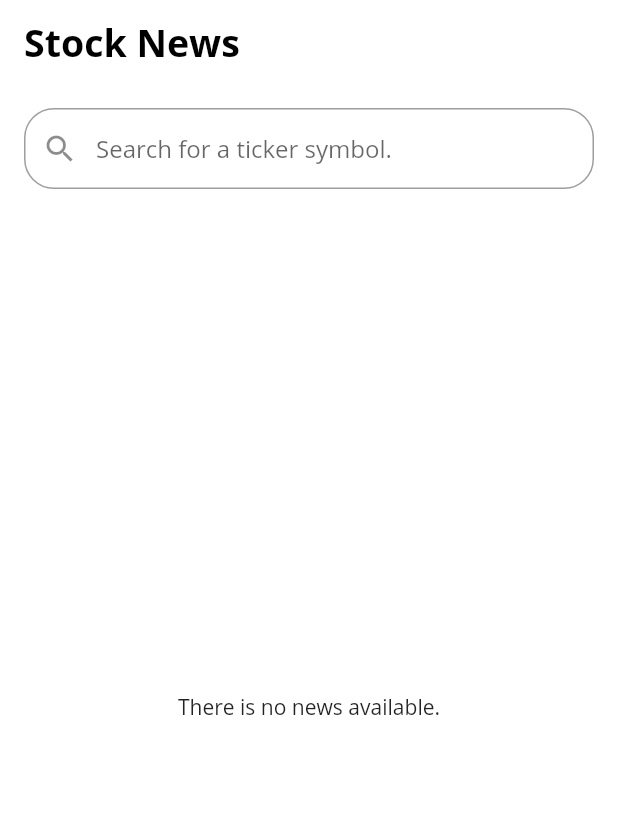
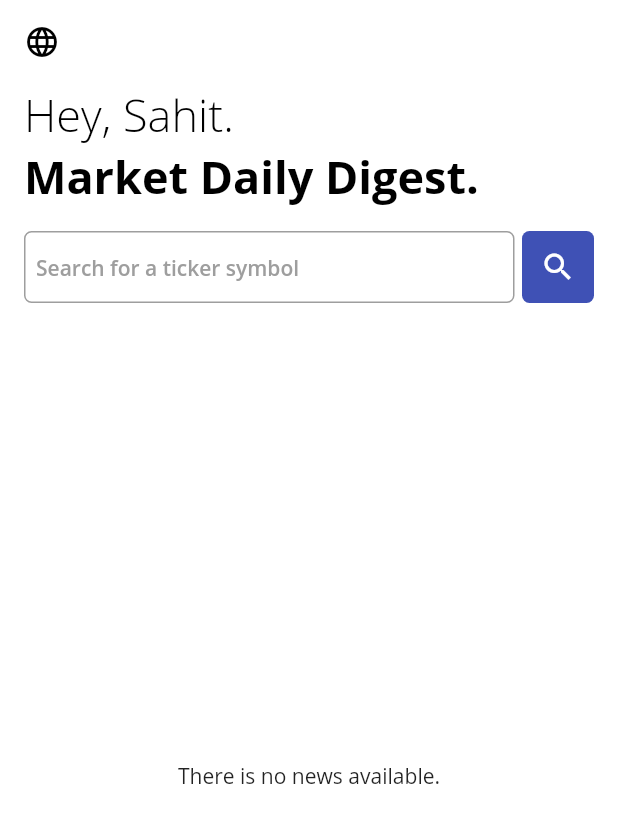
Before and after one commit to sahitpen/stock-news-app, a Flutter app: the screen it shows after launch, on a phone screen of 412 x 824 dp. Shown: the top 823 px of the screen. Run offline on Flutter 3.47's test engine with Material 2 defaults, Android fonts, the phone set to English and light mode, and no system bars; our stand-ins replace bloc, dio, equatable, flutter_bloc.

Commit message:
add headings

```diff
--- a/lib/common/app_borders.dart
+++ b/lib/common/app_borders.dart
@@ -1,9 +1,6 @@
 import 'package:flutter/material.dart';
 
 class AppBorders {
-  static final rounded = BorderRadius.circular(20.0);
-  static const roundedTop = BorderRadius.only(
-    topLeft: Radius.circular(30),
-    topRight: Radius.circular(30),
-  );
+  static final rounded5 = BorderRadius.circular(5.0);
+  static final rounded20 = BorderRadius.circular(20.0);
 }
--- a/lib/common/app_padding.dart
+++ b/lib/common/app_padding.dart
@@ -1,7 +1,9 @@
 import 'package:flutter/material.dart';
 
 class AppPadding {
+  static const padding8 = EdgeInsets.all(8.0);
   static const padding16 = EdgeInsets.all(16.0);
+  static const padding16Horizontal = EdgeInsets.symmetric(horizontal: 16.0);
   static const padding16Left = EdgeInsets.only(left: 16.0);
   static const padding16Right = EdgeInsets.only(right: 16.0);
   static const padding16Top = EdgeInsets.only(top: 16.0);
--- a/lib/common/app_text.dart
+++ b/lib/common/app_text.dart
@@ -6,14 +6,15 @@ class AppText {
   static const appBar = TextStyle(
     color: Colors.black,
     fontWeight: FontWeight.w700,
-    fontSize: 25,
+    fontSize: 15,
   );
-  static final appBarLight = appBar.copyWith(color: Colors.white);
+  static final appBarLarge = appBar.copyWith(fontSize: 30);
   static const header = TextStyle(
     color: Colors.black,
     fontWeight: FontWeight.w300,
     fontSize: 16.0,
   );
+  static final headerLarge = header.copyWith(fontSize: 30);
   static final headerLight = header.copyWith(color: Colors.white);
   static final headerAccent =
       header.copyWith(color: Color.fromRGBO(251, 237, 255, 0.9));
--- a/lib/common/app_theme.dart
+++ b/lib/common/app_theme.dart
@@ -3,7 +3,7 @@ import 'package:flutter/material.dart';
 class AppTheme {
   static final theme = ThemeData(
     fontFamily: 'OpenSans',
-    accentColor: Color.fromRGBO(187, 144, 249, 1),
+    accentColor: Colors.indigo,
     primaryColor: Color.fromRGBO(6, 5, 24, 1),
     primaryColorDark: Colors.black,
     cardColor: Colors.grey[100],
--- a/lib/screens/home_page.dart
+++ b/lib/screens/home_page.dart
@@ -1,8 +1,9 @@
 import 'package:flutter/material.dart';
 import 'package:flutter_bloc/flutter_bloc.dart';
 import 'package:stock_news/bloc/news_bloc.dart';
+import 'package:stock_news/common/app_text.dart';
 import 'package:stock_news/views/list_scaffold.dart';
-import 'package:stock_news/views/stock_text_field.dart';
+import 'package:stock_news/views/stock_search_field.dart';
 import 'package:stock_news/views/stock_news_card.dart';
 
 class HomePage extends StatelessWidget {
@@ -15,10 +16,18 @@ class HomePage extends StatelessWidget {
     final newsBloc = BlocProvider.of<NewsBloc>(context);
     final controller = TextEditingController();
     return ListScaffold(
-      isScrollable: false,
-      title: 'Stock News',
+      icon: Icon(Icons.language),
       widgets: <Widget>[
-        StockTextField(
+        Text(
+          'Hey, Sahit.',
+          style: AppText.headerLarge,
+        ),
+        Text(
+          'Market Daily Digest.',
+          style: AppText.appBarLarge,
+        ),
+        SizedBox(height: 16.0),
+        StockSearchField(
           key: ValueKey('stock_search_field'),
           controller: controller,
           onSubmitted: (String value) => newsBloc.add(
--- a/lib/views/list_scaffold.dart
+++ b/lib/views/list_scaffold.dart
@@ -1,20 +1,17 @@
 import 'package:flutter/material.dart';
 import 'package:stock_news/common/app_padding.dart';
-import 'package:stock_news/common/app_text.dart';
 import 'package:stock_news/common/app_theme.dart';
 
 class ListScaffold extends StatelessWidget {
-  final String title;
+  final Icon icon;
   final List<Widget> widgets;
   final FloatingActionButton floatingActionButton;
-  final bool isScrollable;
 
   const ListScaffold({
     Key key,
-    this.title,
+    this.icon,
     this.widgets,
     this.floatingActionButton,
-    this.isScrollable = true,
   }) : super(key: key);
 
   @override
@@ -27,20 +24,14 @@ class ListScaffold extends StatelessWidget {
         iconTheme: IconThemeData(
           color: AppTheme.theme.primaryColorDark,
         ),
-        title: Text(
-          title,
-          style: AppText.appBar,
-        ),
+        leading: icon,
       ),
       body: Padding(
-        padding: AppPadding.padding16,
-        child: isScrollable
-            ? ListView(
-                children: widgets,
-              )
-            : Column(
-                children: widgets,
-              ),
+        padding: AppPadding.padding16Horizontal,
+        child: Column(
+          crossAxisAlignment: CrossAxisAlignment.start,
+          children: widgets,
+        ),
       ),
       floatingActionButton: floatingActionButton,
     );
--- a/lib/views/stock_news_card.dart
+++ b/lib/views/stock_news_card.dart
@@ -44,7 +44,7 @@ class StockNewsCard extends StatelessWidget {
             SizedBox(height: 8.0),
             ClipRRect(
               child: Image.network('${news.imageUrl}'),
-              borderRadius: AppBorders.rounded,
+              borderRadius: AppBorders.rounded20,
             ),
             SizedBox(height: 16.0),
             Text(
--- /dev/null
+++ b/lib/views/stock_search_field.dart
@@ -0,0 +1,55 @@
+import 'package:flutter/material.dart';
+import 'package:stock_news/common/app_borders.dart';
+import 'package:stock_news/common/app_padding.dart';
+import 'package:stock_news/common/app_text.dart';
+import 'package:stock_news/common/app_theme.dart';
+
+class StockSearchField extends StatelessWidget {
+  final TextEditingController controller;
+  final Function onSubmitted;
+
+  const StockSearchField({
+    ValueKey key,
+    @required this.controller,
+    this.onSubmitted,
+  })  : assert(controller != null),
+        super(key: key);
+
+  @override
+  Widget build(BuildContext context) {
+    return Row(
+      children: <Widget>[
+        Expanded(
+          child: TextField(
+            key: ValueKey((key as ValueKey).value + '_text'),
+            decoration: InputDecoration(
+              hintText: 'Search for a ticker symbol',
+              hintStyle: AppText.subtitle,
+              contentPadding: AppPadding.padding8,
+              border: OutlineInputBorder(borderRadius: AppBorders.rounded5),
+            ),
+            controller: controller,
+            onSubmitted: onSubmitted,
+          ),
+        ),
+        SizedBox(
+          width: 5.0,
+        ),
+        Container(
+          decoration: BoxDecoration(
+            borderRadius: AppBorders.rounded5,
+            color: AppTheme.theme.accentColor,
+          ),
+          child: IconButton(
+            padding: AppPadding.padding8,
+            icon: Icon(
+              Icons.search,
+              color: AppTheme.theme.canvasColor,
+            ),
+            onPressed: null,
+          ),
+        )
+      ],
+    );
+  }
+}
--- a/lib/views/stock_text_field.dart
+++ /dev/null
@@ -1,30 +0,0 @@
-import 'package:flutter/material.dart';
-import 'package:stock_news/common/app_borders.dart';
-import 'package:stock_news/common/app_padding.dart';
-
-class StockTextField extends StatelessWidget {
-  final TextEditingController controller;
-  final Function onSubmitted;
-
-  const StockTextField({
-    ValueKey key,
-    @required this.controller,
-    this.onSubmitted,
-  })  : assert(controller != null),
-        super(key: key);
-
-  @override
-  Widget build(BuildContext context) {
-    return TextField(
-      key: ValueKey((key as ValueKey).value + '_text'),
-      decoration: InputDecoration(
-        hintText: 'Search for a ticker symbol.',
-        contentPadding: AppPadding.padding16,
-        border: OutlineInputBorder(borderRadius: AppBorders.rounded),
-        prefixIcon: Icon(Icons.search),
-      ),
-      controller: controller,
-      onSubmitted: onSubmitted,
-    );
-  }
-}
```
